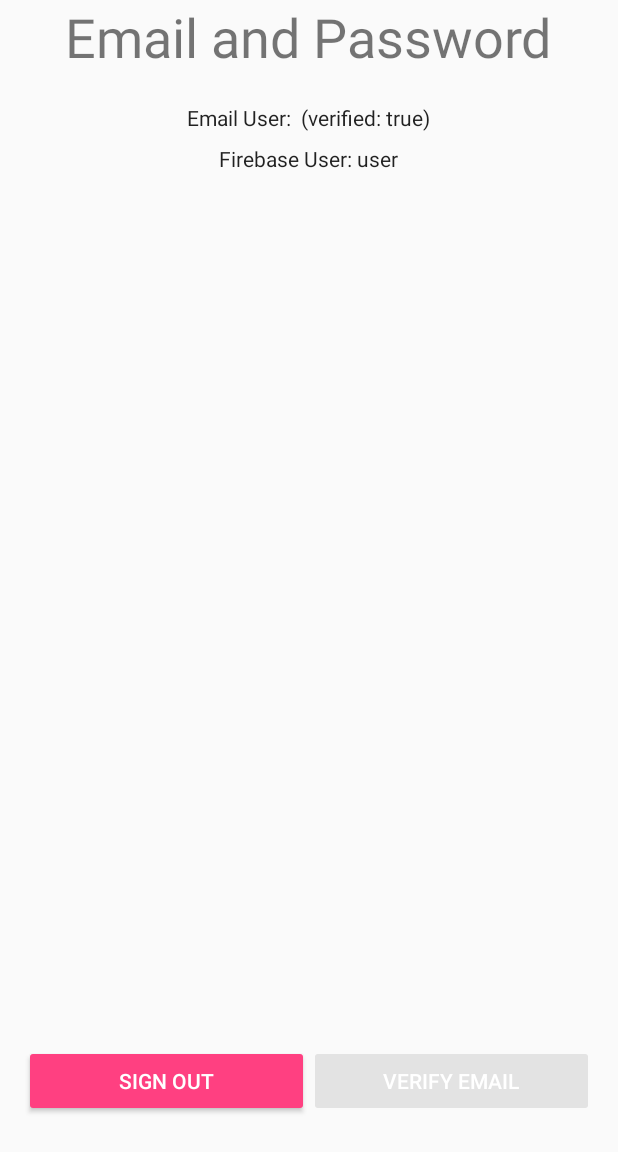
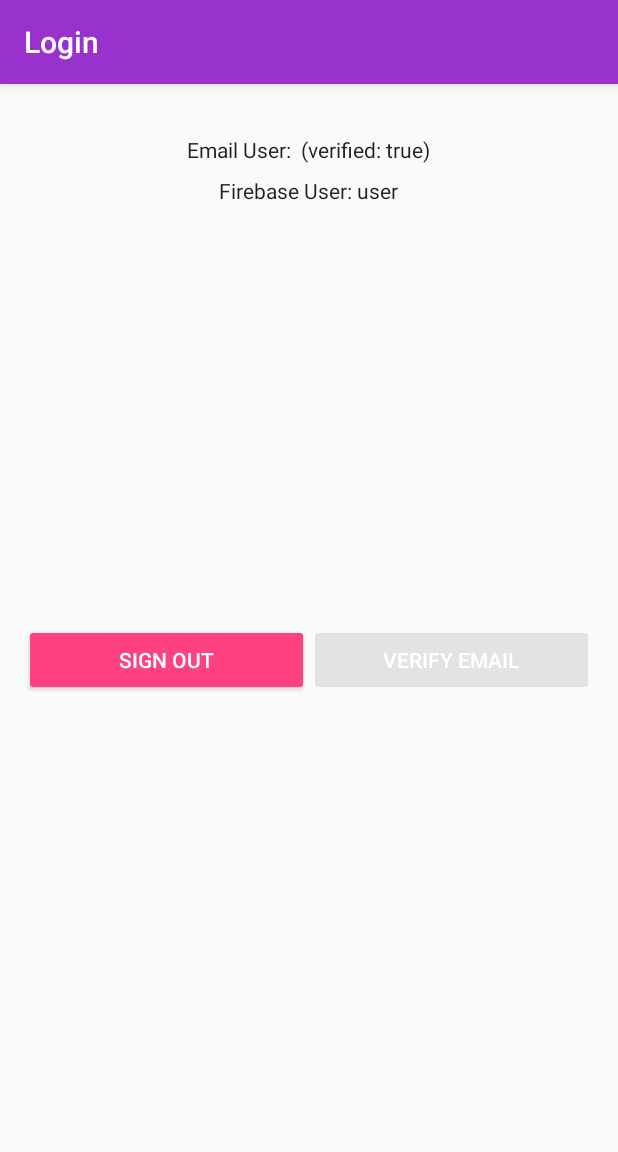
Before and after one commit to andrewtanJS/NUS-Orbital2018-TeamSync, an Android app: the LoginActivity screen opened directly, with no data from a screen before it, on a phone screen of 412 x 824 dp. Shown: the top 1152 px of the screen. Run offline under Robolectric (Android 15) with nearby library versions, the light colour scheme and no system bars; our stand-ins replace Firebase (no records; nobody signed in at launch, a user with empty details on screens opened directly).

Commit message:
Worked on Realtime Database and Creating Events

```diff
--- a/CalendarSync/app/build.gradle
+++ b/CalendarSync/app/build.gradle
@@ -25,12 +25,13 @@ dependencies {
     implementation 'com.android.support:design:27.1.1'
     implementation 'com.android.support.constraint:constraint-layout:1.1.2'
     implementation 'com.android.support:support-v4:27.1.1'
-    implementation 'com.google.firebase:firebase-auth:16.0.2'
     implementation 'com.android.support:support-vector-drawable:27.1.1'
     testImplementation 'junit:junit:4.12'
     androidTestImplementation 'com.android.support.test:runner:1.0.2'
     androidTestImplementation 'com.android.support.test.espresso:espresso-core:3.0.2'
     implementation 'com.google.firebase:firebase-core:16.0.1'
+    implementation 'com.google.firebase:firebase-auth:16.0.2'
+    implementation 'com.google.firebase:firebase-database:16.0.1'
     implementation 'com.google.android.gms:play-services-auth:15.0.1'
     implementation 'com.android.support:recyclerview-v7:27.1.1'
     implementation 'com.android.support:cardview-v7:27.1.1'
--- a/CalendarSync/app/src/main/java/com/sync/orbital/calendarsync/EventIncomingStruct.java
+++ b/CalendarSync/app/src/main/java/com/sync/orbital/calendarsync/EventIncomingStruct.java
@@ -3,6 +3,10 @@ package com.sync.orbital.calendarsync;
 public class EventIncomingStruct {
 
     private String name, status, attendees, time, date;
+
+    public EventIncomingStruct(){
+
+    }
 
     public EventIncomingStruct(String name, String status, String attendees, String time, String date) {
         this.name = name;
--- /dev/null
+++ b/CalendarSync/app/src/main/java/com/sync/orbital/calendarsync/EventsCallback.java
@@ -0,0 +1,5 @@
+package com.sync.orbital.calendarsync;
+
+public interface EventsCallback {
+    void onCallBack(EventIncomingStruct events);
+}
--- a/CalendarSync/app/src/main/java/com/sync/orbital/calendarsync/ListAdapter.java
+++ b/CalendarSync/app/src/main/java/com/sync/orbital/calendarsync/ListAdapter.java
@@ -47,7 +47,7 @@ public class ListAdapter extends RecyclerView.Adapter<ListAdapter.ViewHolder> {
         time.setText(eventInfo.getTime());
         date.setText(eventInfo.getDate());
 
-        switch(position%5) {
+ /*       switch(position%5) {
             case 0: holder.itemView.setBackgroundColor(Color.parseColor("#fff0b3")); break;
             case 1: holder.itemView.setBackgroundColor(Color.parseColor("#ccccff")); break;
             case 2: holder.itemView.setBackgroundColor(Color.parseColor("#ccffcc")); break;
@@ -55,6 +55,8 @@ public class ListAdapter extends RecyclerView.Adapter<ListAdapter.ViewHolder> {
             case 4: holder.itemView.setBackgroundColor(Color.parseColor("#ffe6cc")); break;
             default: holder.itemView.setBackgroundColor(Color.parseColor("#ffffff"));
         }
+
+        */
 
 
     }
--- a/CalendarSync/app/src/main/java/com/sync/orbital/calendarsync/LoginActivity.java
+++ b/CalendarSync/app/src/main/java/com/sync/orbital/calendarsync/LoginActivity.java
@@ -68,6 +68,10 @@ public class LoginActivity extends AppCompatActivity implements
     protected void onCreate(Bundle savedInstanceState) {
         super.onCreate(savedInstanceState);
         setContentView(R.layout.activity_login);
+
+        Toolbar toolbar = findViewById(R.id.my_toolbar);
+        setSupportActionBar(toolbar);
+        getSupportActionBar().setTitle("Login");
 
         mAuth = FirebaseAuth.getInstance();
         // Set up the login form.
--- a/CalendarSync/app/src/main/res/layout/activity_login.xml
+++ b/CalendarSync/app/src/main/res/layout/activity_login.xml
@@ -4,27 +4,23 @@
     android:layout_width="match_parent"
     android:layout_height="match_parent"
     android:orientation="vertical"
-    android:weightSum="4">
+    android:weightSum="3">
 
-
+    <include
+        android:id="@+id/my_toolbar"
+        layout="@layout/toolbar" />
 
     <LinearLayout
         android:layout_width="match_parent"
         android:layout_height="0dp"
-        android:layout_weight="3"
+        android:layout_weight="1"
         android:gravity="center_horizontal"
         android:orientation="vertical">
 
-        <TextView
-            android:id="@+id/title_text"
-            android:layout_width="wrap_content"
-            android:layout_height="wrap_content"
-            android:layout_marginBottom="@dimen/title_bottom_margin"
-            android:text="@string/emailpassword_title_text"
-            android:theme="@style/ThemeOverlay.MyTitleText" />
 
         <TextView
             android:id="@+id/status"
+            android:layout_marginTop="30dp"
             style="@style/ThemeOverlay.MyTextDetail"
             android:text="@string/signed_out" />
 
@@ -46,22 +42,26 @@
             android:id="@+id/email_password_fields"
             android:layout_width="fill_parent"
             android:layout_height="wrap_content"
-            android:orientation="horizontal"
+            android:orientation="vertical"
             android:paddingLeft="16dp"
             android:paddingRight="16dp">
 
             <EditText
                 android:id="@+id/field_email"
-                android:layout_width="0dp"
+                android:layout_width="match_parent"
                 android:layout_height="wrap_content"
                 android:layout_weight="1"
+                android:layout_marginLeft="10dp"
+                android:layout_marginRight="10dp"
                 android:hint="@string/hint_email"
                 android:inputType="textEmailAddress" />
 
             <EditText
                 android:id="@+id/field_password"
-                android:layout_width="0dp"
+                android:layout_width="match_parent"
                 android:layout_height="wrap_content"
+                android:layout_marginLeft="10dp"
+                android:layout_marginRight="10dp"
                 android:layout_weight="1"
                 android:hint="@string/hint_password"
                 android:inputType="textPassword" />
--- a/CalendarSync/app/src/main/res/layout/list_events.xml
+++ b/CalendarSync/app/src/main/res/layout/list_events.xml
@@ -3,7 +3,8 @@
     android:layout_width="match_parent"
     android:layout_height="wrap_content"
     android:layout_margin="5dp"
-    xmlns:app="http://schemas.android.com/apk/res-auto">
+    xmlns:app="http://schemas.android.com/apk/res-auto"
+    app:cardCornerRadius="5dp">
 
     <LinearLayout
         android:layout_width="match_parent"
```
Also changed, not shown: CalendarSync/app/src/main/java/com/sync/orbital/calendarsync/CreateActivity.java (+62 -1 lines), CalendarSync/app/src/main/java/com/sync/orbital/calendarsync/EventIncomingFragment.java (+49 -9 lines), CalendarSync/app/src/main/res/layout/activity_create.xml (+8 -0 lines), CalendarSync/app/src/main/res/layout/fragment_login.xml (deleted, +0 -14 lines).
